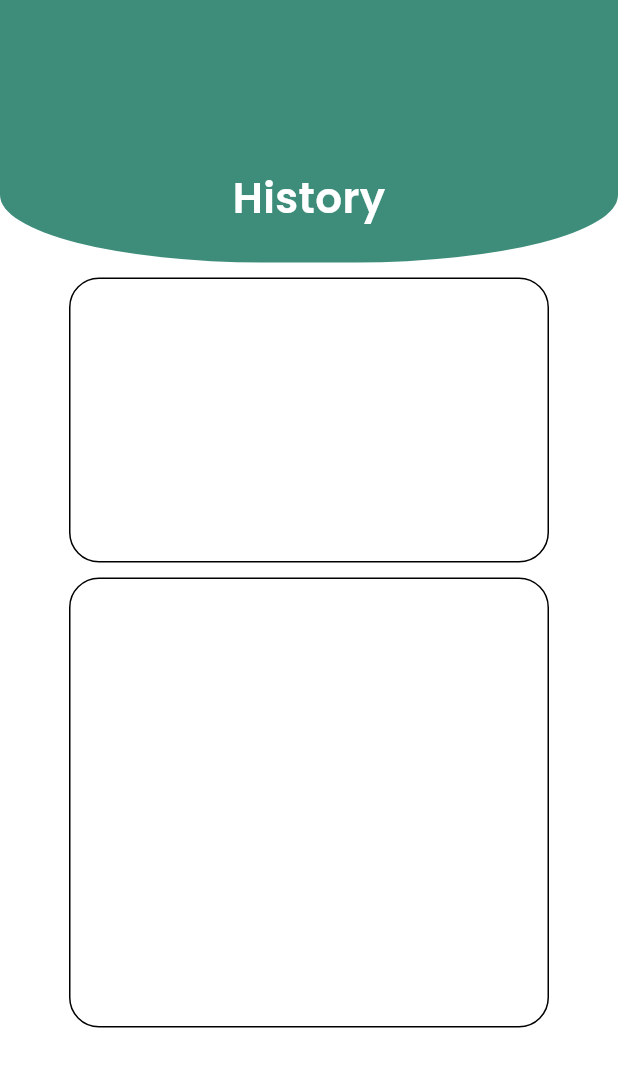
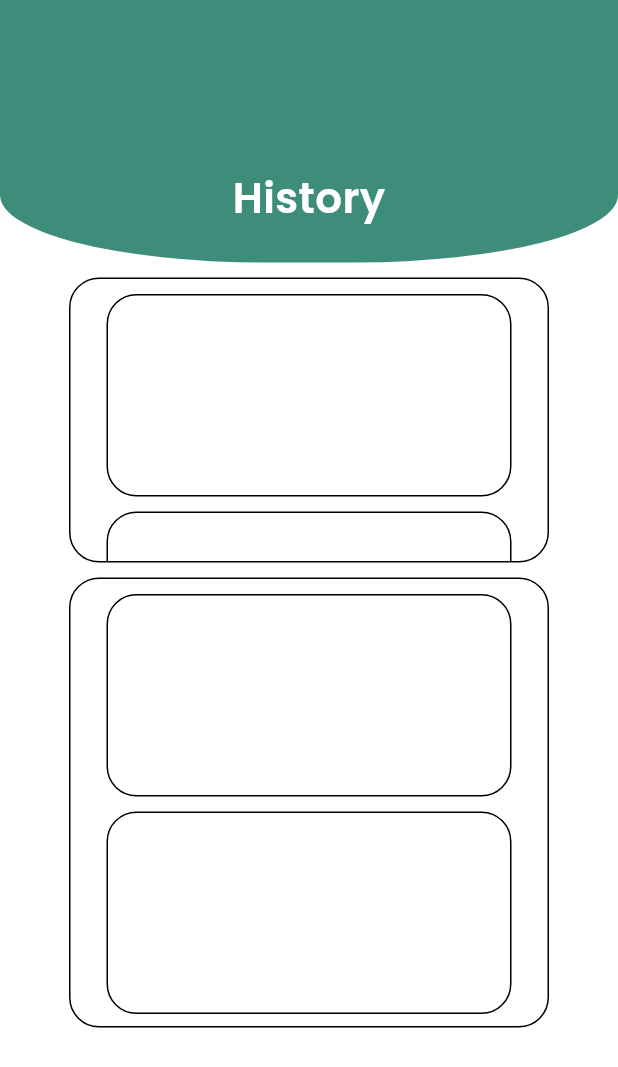
Before and after one commit to AstriaLfy/Resikin, a Flutter app: the HistoryPage screen opened directly, on a phone screen of 412 x 824 dp. Shown: the top 1067 px of the screen. Run offline on Flutter 3.47's test engine with Material 3 defaults, Android fonts, the phone set to English and light mode, and no system bars; our stand-ins replace flutter_svg, google_fonts, iconsax_flutter, smooth_page_indicator.

Commit message:
Artikel don, nganu don

```diff
--- a/lib/bottomnavbar.dart
+++ b/lib/bottomnavbar.dart
@@ -62,15 +62,15 @@ class _BottomNavigationPageState extends State<BottomNavigationPage> {
             selectedIndex: selectedIndex,
             onDestinationSelected: onDestinationSelected,
             destinations: [
-              NavigationDestination(icon: Icon(Iconsax.home), label: 'label'),
+              NavigationDestination(icon: Icon(Iconsax.home), label: 'Utama'),
               NavigationDestination(
                 icon: Icon(Iconsax.location),
-                label: 'label',
+                label: 'Station',
               ),
-              NavigationDestination(icon: Icon(Iconsax.timer), label: 'label'),
+              NavigationDestination(icon: Icon(Iconsax.timer), label: 'Riwayat'),
               NavigationDestination(
                 icon: Icon(Iconsax.personalcard),
-                label: 'label',
+                label: 'Profil',
               ),
             ],
           ),
--- a/lib/page/beranda.dart
+++ b/lib/page/beranda.dart
@@ -462,25 +462,31 @@ class _BerandaState extends State<Beranda> {
                       width: 161,
                       margin: const EdgeInsets.all(8.0),
                       decoration: BoxDecoration(
-                        color: Colors.teal,
+                        color: Colors.white,
                         borderRadius: BorderRadius.circular(20),
+                        border: Border.all(color: Colors.black, width: 1),
                       ),
-
-                      child: Center(
-                        child: Text(
-                          'Item $index',
-                          style: const TextStyle(
-                            color: Colors.white,
-                            fontSize: 20,
+                      child: Stack(
+                        children: [
+                          Positioned(
+                            bottom: 0, // Menempatkan Container di bawah
+                            child: Container(
+                              decoration: BoxDecoration(
+                                borderRadius: BorderRadius.vertical(bottom: Radius.circular(20)),
+                                color: Colors.teal,
+                              ),
+                              height: 80,
+                              width: 160,
+                            ),
                           ),
-                        ),
+                        ],
                       ),
                     );
                   },
                 ),
               ),
             ),
-            SizedBox(height: 100),
+            SizedBox(height: 50),
           ],
         ),
       ),
--- a/lib/page/history_page.dart
+++ b/lib/page/history_page.dart
@@ -41,6 +41,38 @@ class HistoryPage extends StatelessWidget {
               ),
               height: 190,
               width: 320,
+
+              child: SingleChildScrollView(
+                child: Column(
+                  children: [
+
+                    SizedBox(height: 10,),
+
+                    Container( decoration:
+                      BoxDecoration(
+                        border: Border.all(color: Colors.black, width: 1),
+                        borderRadius: BorderRadius.circular(20),
+                      ),
+                      height: 135,
+                      width: 270,
+                    ),
+
+                    SizedBox(height: 10,),
+
+                    Container( decoration:
+                    BoxDecoration(
+                      border: Border.all(color: Colors.black, width: 1),
+                      borderRadius: BorderRadius.circular(20),
+                    ),
+                      height: 135,
+                      width: 270,
+                    ),
+
+                    SizedBox(height: 10,),
+                  ],
+                ),
+              ),
+
             ),
 
             SizedBox(height: 10,),
@@ -52,6 +84,83 @@ class HistoryPage extends StatelessWidget {
               ),
               height: 300,
               width: 320,
+              child:
+              SingleChildScrollView(
+                child:
+                Column(
+                  children: [
+                    SizedBox(height: 10,),
+
+                    Container( decoration:
+                    BoxDecoration(
+                      border: Border.all(color: Colors.black, width: 1),
+                      borderRadius: BorderRadius.circular(20),
+                    ),
+                      height: 135,
+                      width: 270,
+                    ),
+
+                    SizedBox(height: 10,),
+
+                    Container( decoration:
+                    BoxDecoration(
+                      border: Border.all(color: Colors.black, width: 1),
+                      borderRadius: BorderRadius.circular(20),
+                    ),
+                      height: 135,
+                      width: 270,
+                    ),
+
+                    SizedBox(height: 10,),
+
+                    Container( decoration:
+                    BoxDecoration(
+                      border: Border.all(color: Colors.black, width: 1),
+                      borderRadius: BorderRadius.circular(20),
+                    ),
+                      height: 135,
+                      width: 270,
+                    ),
+
+                    SizedBox(height: 10,),
+
+                    Container( decoration:
+                    BoxDecoration(
+                      border: Border.all(color: Colors.black, width: 1),
+                      borderRadius: BorderRadius.circular(20),
+                    ),
+                      height: 135,
+                      width: 270,
+                    ),
+
+                    SizedBox(height: 10,),
+
+                    Container( decoration:
+                    BoxDecoration(
+                      border: Border.all(color: Colors.black, width: 1),
+                      borderRadius: BorderRadius.circular(20),
+                    ),
+                      height: 135,
+                      width: 270,
+                    ),
+
+                    SizedBox(height: 10,),
+
+                    Container( decoration:
+                    BoxDecoration(
+                      border: Border.all(color: Colors.black, width: 1),
+                      borderRadius: BorderRadius.circular(20),
+                    ),
+                      height: 135,
+                      width: 270,
+                    ),
+
+
+
+                  ],
+                ),
+              )
+              ,
             )
           ],
         )
```
